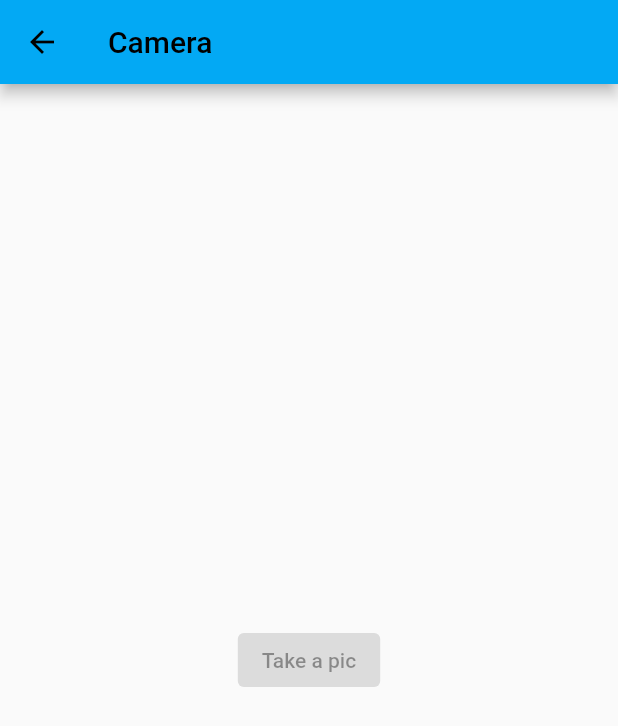
After one commit to MR-Sambit/interpText, a Flutter app: the Camera screen opened directly, on a phone screen of 412 x 824 dp. The commit adds this screen. Shown: the top 726 px of the screen. Run offline on Flutter 3.47's test engine with Material 2 defaults, Android fonts, the phone set to English and light mode, and no system bars; our stand-ins replace camera; statements that could not run were skipped.

Commit message:
1 st update

```diff
--- /dev/null
+++ b/lib/View/camera.dart
@@ -0,0 +1,27 @@
+import 'package:camera/camera.dart';
+import 'package:flutter/material.dart';
+
+import 'Camerapage.dart';
+
+class Camera extends StatefulWidget {
+  const Camera({super.key});
+
+  @override
+  State<Camera> createState() => _CameraState();
+}
+
+class _CameraState extends State<Camera> {
+  @override
+  Widget build(BuildContext context) {
+    return Scaffold(
+      appBar: AppBar(
+        title: const Text('Camera'),
+      ),
+      body: const Center(
+        child:ElevatedButton(onPressed: ()async{
+          await availableCameras().then((value) => Navigator.push(context, MaterialPageRoute(builder: (_)=>CameraPage(cameras:value))))
+        }, child: Text("Take a pic")) ,
+      ),
+    );
+  }
+}
--- a/lib/homepage.dart
+++ b/lib/homepage.dart
@@ -41,8 +41,8 @@ class Myhomepage extends StatelessWidget {
                           TextStyle(fontSize: 40, fontWeight: FontWeight.w700),
                     )),
               ),
-              Padding(
-                padding: const EdgeInsets.all(40.0),
+              const Padding(
+                padding: EdgeInsets.all(40.0),
                 child: SearchBox(),
               )
             ],
--- a/pubspec.yaml
+++ b/pubspec.yaml
@@ -35,6 +35,7 @@ dependencies:
   # The following adds the Cupertino Icons font to your application.
   # Use with the CupertinoIcons class for iOS style icons.
   cupertino_icons: ^1.0.2
+  camera: ^0.10.3+1
 
 dev_dependencies:
   flutter_test:
```
Also changed, not shown: lib/View/Camerapage.dart (added, +16 -0 lines), pubspec.lock.
